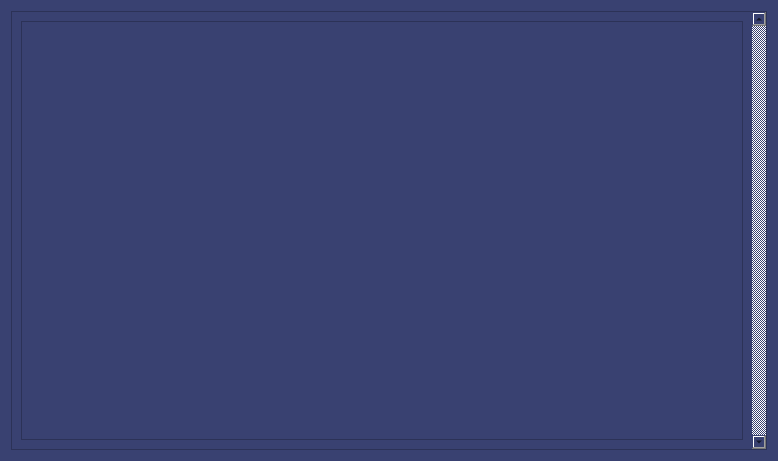
Qt form QtTodoUI/todoui.ui (seongho9/veda_qt_todo_fork) before a commit.
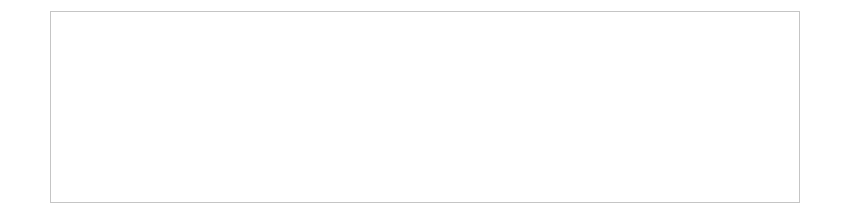
The same form after that commit.

```diff
--- a/QtTodoUI/todoui.ui
+++ b/QtTodoUI/todoui.ui
@@ -6,40 +6,50 @@
    <rect>
     <x>0</x>
     <y>0</y>
-    <width>778</width>
-    <height>461</height>
+    <width>850</width>
+    <height>214</height>
    </rect>
   </property>
+  <property name="minimumSize">
+   <size>
+    <width>800</width>
+    <height>0</height>
+   </size>
+  </property>
+  <property name="maximumSize">
+   <size>
+    <width>900</width>
+    <height>16777215</height>
+   </size>
+  </property>
   <property name="windowTitle">
    <string>TodoUI</string>
   </property>
   <property name="styleSheet">
-   <string notr="true">background-color: rgb(57, 65, 113);</string>
+   <string notr="true">
+background-color: rgb(255, 255, 255);</string>
   </property>
-  <layout class="QGridLayout" name="gridLayout">
-   <item row="0" column="0">
-    <widget class="QScrollArea" name="scrollArea">
-     <property name="verticalScrollBarPolicy">
-      <enum>Qt::ScrollBarPolicy::ScrollBarAlwaysOn</enum>
+  <layout class="QVBoxLayout" name="verticalLayout">
+   <property name="leftMargin">
+    <number>50</number>
+   </property>
+   <property name="rightMargin">
+    <number>50</number>
+   </property>
+   <item>
+    <widget class="QListWidget" name="contents">
+     <property name="minimumSize">
+      <size>
+       <width>750</width>
+       <height>0</height>
+      </size>
      </property>
-     <property name="widgetResizable">
-      <bool>true</bool>
+     <property name="maximumSize">
+      <size>
+       <width>750</width>
+       <height>16777215</height>
+      </size>
      </property>
-     <widget class="QWidget" name="widget">
-      <property name="geometry">
-       <rect>
-        <x>0</x>
-        <y>0</y>
-        <width>741</width>
-        <height>441</height>
-       </rect>
-      </property>
-      <layout class="QVBoxLayout" name="verticalLayout">
-       <item>
-        <widget class="QListWidget" name="Contents"/>
-       </item>
-      </layout>
-     </widget>
     </widget>
    </item>
   </layout>
```
